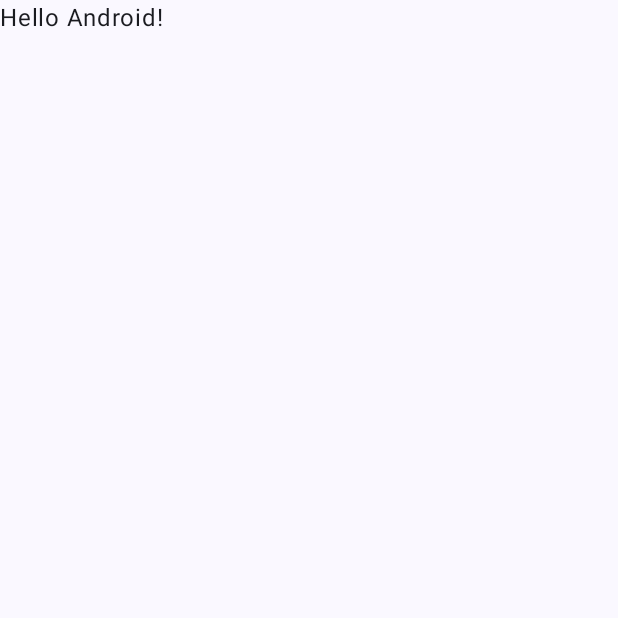
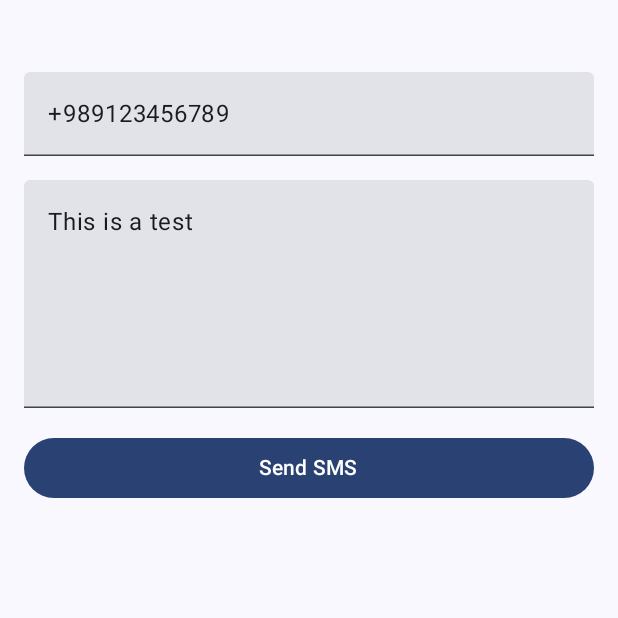
Before and after one commit to samanaslani1992/NotifySms, an Android app built with Jetpack Compose: the screen it shows after launch (MainActivity), on a phone screen of 412 x 824 dp, the top half of it. Before the commit the part shown is almost empty. Run offline under Robolectric (Android 15) with nearby library versions, the phone set to English and light mode, and no system bars.

Commit message:
Add Permissions lib Send sms

```diff
--- a/app/build.gradle.kts
+++ b/app/build.gradle.kts
@@ -66,4 +66,5 @@ dependencies {
     androidTestImplementation(libs.androidx.ui.test.junit4)
     debugImplementation(libs.androidx.ui.tooling)
     debugImplementation(libs.androidx.ui.test.manifest)
+    debugImplementation(libs.accompanist)
 }
--- a/app/src/main/AndroidManifest.xml
+++ b/app/src/main/AndroidManifest.xml
@@ -1,6 +1,8 @@
 <?xml version="1.0" encoding="utf-8"?>
 <manifest xmlns:android="http://schemas.android.com/apk/res/android"
     xmlns:tools="http://schemas.android.com/tools">
+
+    <uses-permission android:name="android.permission.SEND_SMS" />
 
     <application
         android:allowBackup="true"
--- a/app/src/main/java/com/example/smsnotify/MainActivity.kt
+++ b/app/src/main/java/com/example/smsnotify/MainActivity.kt
@@ -3,44 +3,42 @@ package com.example.smsnotify
 import android.os.Bundle
 import androidx.activity.ComponentActivity
 import androidx.activity.compose.setContent
+import androidx.compose.foundation.layout.Arrangement
+import androidx.compose.foundation.layout.Column
 import androidx.compose.foundation.layout.fillMaxSize
+import androidx.compose.foundation.layout.padding
+import androidx.compose.foundation.rememberScrollState
+import androidx.compose.foundation.verticalScroll
 import androidx.compose.material3.MaterialTheme
 import androidx.compose.material3.Surface
-import androidx.compose.material3.Text
-import androidx.compose.runtime.Composable
 import androidx.compose.ui.Modifier
-import androidx.compose.ui.tooling.preview.Preview
+import androidx.compose.ui.unit.dp
 import com.example.smsnotify.ui.theme.SmsNotifyTheme
+import com.example.smsnotify.view.PermissionsView
+import com.example.smsnotify.view.SendSMSFormScreen
 
 class MainActivity : ComponentActivity() {
     override fun onCreate(savedInstanceState: Bundle?) {
         super.onCreate(savedInstanceState)
         setContent {
             SmsNotifyTheme {
-                // A surface container using the 'background' color from the theme
                 Surface(
                     modifier = Modifier.fillMaxSize(),
                     color = MaterialTheme.colorScheme.background
                 ) {
-                    Greeting("Android")
+                    Column(
+                        modifier = Modifier
+                            .fillMaxSize()
+                            .verticalScroll(rememberScrollState())
+                            .padding(vertical = 32.dp),
+                        verticalArrangement = Arrangement.spacedBy(16.dp)
+                    ) {
+
+                        PermissionsView()
+                        SendSMSFormScreen()
+                    }
                 }
             }
         }
     }
 }
-
-@Composable
-fun Greeting(name: String, modifier: Modifier = Modifier) {
-    Text(
-        text = "Hello $name!",
-        modifier = modifier
-    )
-}
-
-@Preview(showBackground = true)
-@Composable
-fun GreetingPreview() {
-    SmsNotifyTheme {
-        Greeting("Android")
-    }
-}
--- /dev/null
+++ b/app/src/main/java/com/example/smsnotify/view/PermissionsView.kt
@@ -0,0 +1,58 @@
+package com.example.smsnotify.view
+
+import androidx.compose.foundation.layout.Column
+import androidx.compose.foundation.layout.fillMaxWidth
+import androidx.compose.material3.Button
+import androidx.compose.material3.Text
+import androidx.compose.runtime.Composable
+import androidx.compose.ui.Alignment
+import androidx.compose.ui.Modifier
+import androidx.compose.ui.tooling.preview.Preview
+import com.example.smsnotify.ui.theme.SmsNotifyTheme
+import com.google.accompanist.permissions.ExperimentalPermissionsApi
+import com.google.accompanist.permissions.isGranted
+import com.google.accompanist.permissions.rememberPermissionState
+import com.google.accompanist.permissions.shouldShowRationale
+
+@OptIn(ExperimentalPermissionsApi::class)
+@Composable
+fun PermissionsView() {
+
+    val cameraPermissionState = rememberPermissionState(
+        android.Manifest.permission.SEND_SMS
+    )
+
+    Column(
+        Modifier.fillMaxWidth(),
+        horizontalAlignment = Alignment.CenterHorizontally
+    ) {
+
+        if (!cameraPermissionState.status.isGranted) {
+            val textToShow = if (cameraPermissionState.status.shouldShowRationale) {
+                "The send SMS permission is important for this app. Please grant the permission."
+            } else {
+                "Send SMS permission required for this feature to be available. " +
+                        "Please grant the permission"
+            }
+            Text(textToShow)
+            Button(onClick = {
+                cameraPermissionState.launchPermissionRequest()
+            }) {
+
+                Text(text = "Request send SMS permission")
+
+            }
+        }
+
+
+    }
+}
+
+@Composable
+@Preview
+fun PermissionsPreview() {
+
+    SmsNotifyTheme {
+        PermissionsView()
+    }
+}
--- /dev/null
+++ b/app/src/main/java/com/example/smsnotify/view/SendSMSFormScreen.kt
@@ -0,0 +1,116 @@
+package com.example.smsnotify.view
+
+import android.content.Context
+import android.telephony.SmsManager
+import android.widget.Toast
+import androidx.compose.foundation.layout.Arrangement
+import androidx.compose.foundation.layout.Column
+import androidx.compose.foundation.layout.fillMaxWidth
+import androidx.compose.foundation.layout.padding
+import androidx.compose.material3.Button
+import androidx.compose.material3.Text
+import androidx.compose.material3.TextField
+import androidx.compose.runtime.Composable
+import androidx.compose.runtime.MutableState
+import androidx.compose.runtime.mutableStateOf
+import androidx.compose.runtime.remember
+import androidx.compose.ui.Alignment
+import androidx.compose.ui.Modifier
+import androidx.compose.ui.platform.LocalContext
+import androidx.compose.ui.tooling.preview.Preview
+import androidx.compose.ui.unit.dp
+import com.example.smsnotify.ui.theme.SmsNotifyTheme
+
+@Composable
+fun SendSMSFormScreen() {
+    val context = LocalContext.current
+
+    val phoneNumber = remember { mutableStateOf("+989123456789") }
+    val message = remember { mutableStateOf("This is a test") }
+
+
+    SendSMSFormContent(phoneNumber, message, onSubmitClick = {
+        sendSMS(
+            context = context,
+            phoneNumber = phoneNumber.value,
+            message = message.value,
+            success = {
+
+                phoneNumber.value = ""
+                message.value = ""
+                Toast.makeText(context, "SMS sent", Toast.LENGTH_SHORT).show()
+            },
+            error = {
+                Toast.makeText(context, it, Toast.LENGTH_SHORT).show()
+            })
+    })
+}
+
+@Composable
+private fun SendSMSFormContent(
+    phoneNumber: MutableState<String>,
+    message: MutableState<String>,
+    onSubmitClick: () -> Unit = {}
+) {
+
+    Column(
+        Modifier
+            .padding(horizontal = 16.dp)
+            .fillMaxWidth(),
+        horizontalAlignment = Alignment.CenterHorizontally,
+        verticalArrangement = Arrangement.spacedBy(16.dp)
+    ) {
+
+        TextField(modifier = Modifier.fillMaxWidth(),
+            singleLine = true,
+            placeholder = {
+                Text(text = "Phone Number")
+            },
+            value = phoneNumber.value, onValueChange = {
+                phoneNumber.value = it
+            })
+
+        TextField(modifier = Modifier.fillMaxWidth(),
+            minLines = 5,
+            placeholder = {
+                Text(text = "Message")
+            },
+            value = message.value, onValueChange = {
+                message.value = it
+            })
+
+        Button(modifier = Modifier.fillMaxWidth(), onClick = onSubmitClick) {
+
+            Text(text = "Send SMS")
+        }
+
+    }
+}
+
+private fun sendSMS(
+    context: Context,
+    phoneNumber: String,
+    message: String,
+    success: () -> Unit,
+    error: (String) -> Unit
+) {
+    try {
+        val smsManager = context.getSystemService(SmsManager::class.java)
+
+        smsManager.sendTextMessage(phoneNumber, null, message, null, null)
+        success()
+    } catch (e: Exception) {
+        error(e.message ?: "Error sending SMS")
+    }
+
+}
+
+@Composable
+@Preview
+fun SendSMSFormPreview() {
+
+    SmsNotifyTheme {
+        SendSMSFormScreen()
+
+    }
+}
--- a/gradle/libs.versions.toml
+++ b/gradle/libs.versions.toml
@@ -24,6 +24,8 @@ androidx-ui-tooling-preview = { group = "androidx.compose.ui", name = "ui-toolin
 androidx-ui-test-manifest = { group = "androidx.compose.ui", name = "ui-test-manifest" }
 androidx-ui-test-junit4 = { group = "androidx.compose.ui", name = "ui-test-junit4" }
 androidx-material3 = { group = "androidx.compose.material3", name = "material3" }
+accompanist = { group = "com.google.accompanist", name = "accompanist-permissions", version = "0.28.0" }
+
 
 [plugins]
 androidApplication = { id = "com.android.application", version.ref = "agp" }
```
